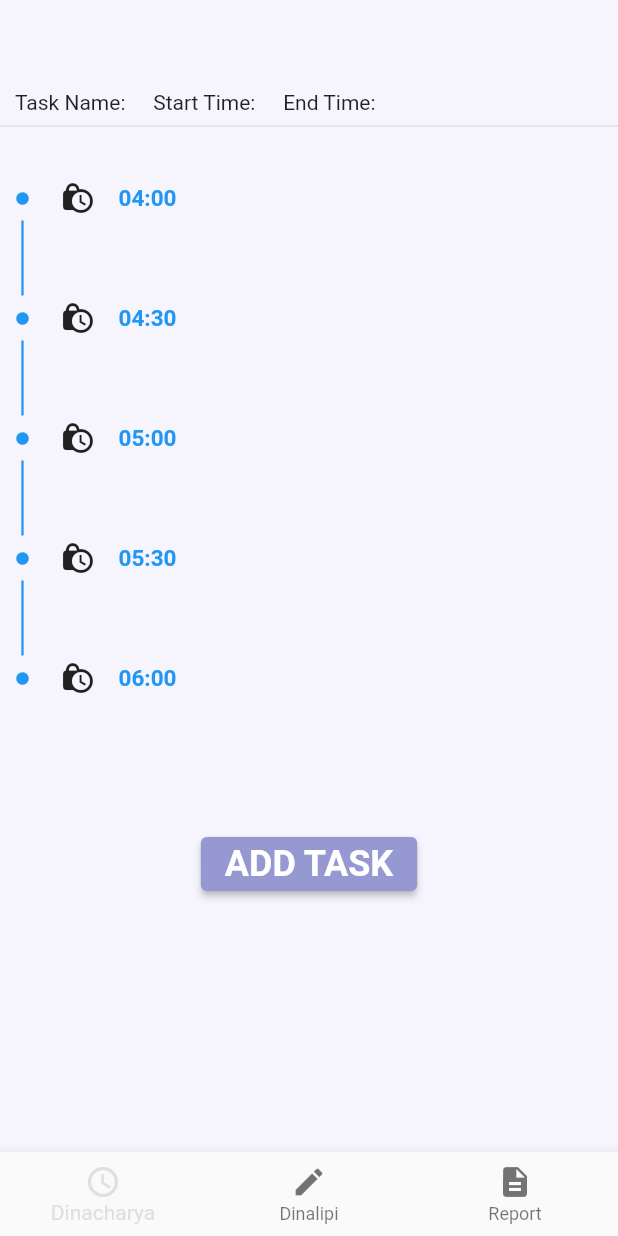
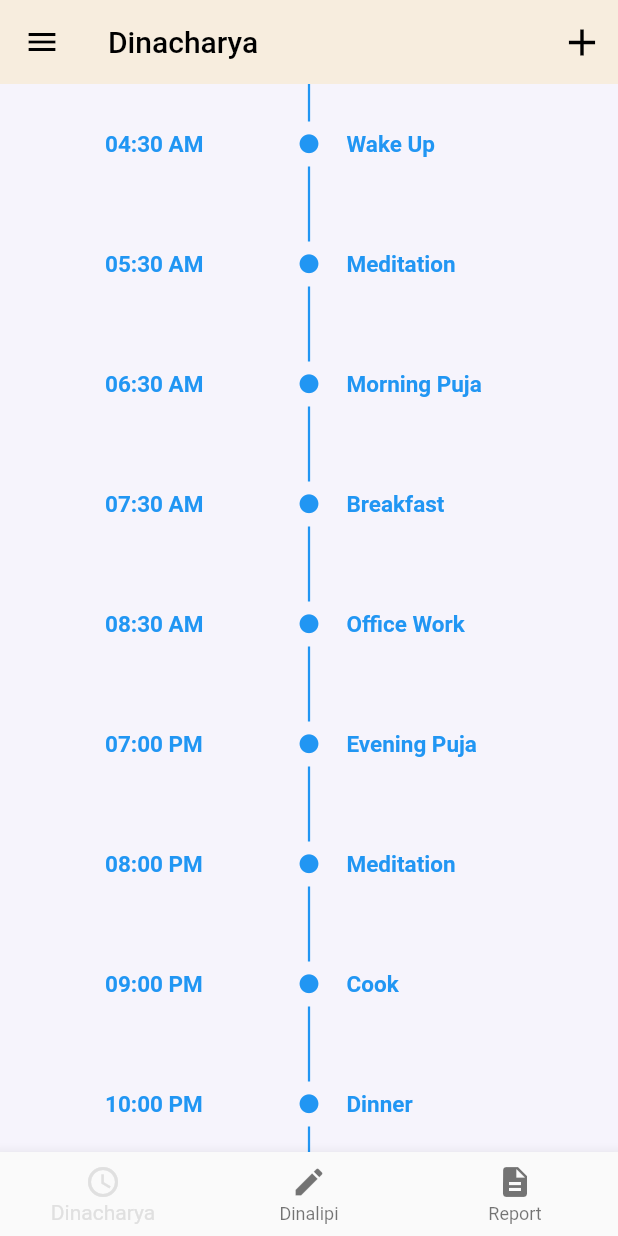
Before and after one commit to tnsmobilesolutions/dinalipi, a Flutter app: the screen it shows after launch, on a phone screen of 412 x 824 dp. Run offline on Flutter 3.47's test engine with Material 2 defaults, Android fonts, the light colour scheme and no system bars; drawn by our look-alikes of avatar_glow, timeline_tile; our stand-ins replace sqflite; accounts and stored records are empty.

Commit message:
TIMELINE TILE DATA ADDED

```diff
--- a/lib/presentation/screens/dinacharya/dinacharya_screen.dart
+++ b/lib/presentation/screens/dinacharya/dinacharya_screen.dart
@@ -13,47 +13,92 @@ class DinacharyaScreen extends StatefulWidget {
 class _DinacharyaScreenState extends State<DinacharyaScreen> {
   @override
   Widget build(BuildContext context) {
-    return Container(
+    return Scaffold(
+      appBar: AppBar(
+        elevation: 0,
+        backgroundColor: Color.fromARGB(255, 247, 237, 222),
+        title: Text(
+          'Dinacharya',
+          style: TextStyle(
+            color: Colors.black,
+          ),
+        ),
+        leading: IconButton(
+          onPressed: () {},
+          icon: Icon(Icons.menu),
+          color: Colors.black,
+        ),
+        actions: [
+          IconButton(
+            onPressed: () {
+              Navigator.push(context, MaterialPageRoute(builder: (context) {
+                return AddTaskPage();
+              }));
+            },
+            icon: Icon(
+              Icons.add,
+              size: 30,
+            ),
+            color: Colors.black,
+          ),
+        ],
+      ),
+      body: Container(
+        child: SingleChildScrollView(
           child: Column(
             mainAxisAlignment: MainAxisAlignment.start,
             children: [
-          SizedBox(
-            height: 60,
-          ),
-          Padding(
-            padding: const EdgeInsets.symmetric(
-              horizontal: 10,
-            ),
-            child: Row(
-              children: [
-                Text('Task Name: '),
-                SizedBox(width: 15),
-                Text('Start Time: '),
-                SizedBox(width: 15),
-                Text('End Time: '),
+              timelineTile('04:30 AM', 'Wake Up'),
+              timeline2('05:30 AM', 'Meditation'),
+              timelineTile('06:30 AM', 'Morning Puja'),
+              timeline2('07:30 AM', 'Breakfast'),
+              timelineTile('08:30 AM', 'Office Work'),
+              timeline2('07:00 PM', 'Evening Puja'),
+              timelineTile('08:00 PM', 'Meditation'),
+              timeline2('09:00 PM', 'Cook'),
+              timelineTile('10:00 PM', 'Dinner'),
+              timeline2('10:30 PM', 'Swadhyaya'),
+              timelineTile('11:00 PM', 'Sleep'),
             ],
           ),
         ),
-          Divider(),
-          TimelineTile(
+      ),
+    );
+  }
+
+  TimelineTile timeline2(String text1, String text2) {
+    return TimelineTile(
+      alignment: TimelineAlign.center,
+      lineXY: 0.2,
       indicatorStyle: IndicatorStyle(
         indicator: AvatarGlow(
           endRadius: 90,
-                glowColor: Colors.blue,
-                duration: Duration(milliseconds: 2000),
-                repeat: true,
-                showTwoGlows: true,
-                repeatPauseDuration: Duration(milliseconds: 100),
           child: Icon(
             Icons.circle_rounded,
             color: Colors.blue,
-                  size: 10,
+            size: 15,
           ),
         ),
         padding: EdgeInsets.all(5),
       ),
       beforeLineStyle: LineStyle(color: Colors.blue, thickness: 1.5),
-            isFirst: true,
+      isFirst: false,
+      startChild: Padding(
+        padding: const EdgeInsets.only(left: 70),
+        child: Row(
+          mainAxisAlignment: MainAxisAlignment.start,
+          children: [
+            Text(
+              text1,
+              style: TextStyle(
+                fontWeight: FontWeight.bold,
+                fontSize: 15,
+                color: Colors.blue,
+              ),
+            ),
+          ],
+        ),
+      ),
       endChild: SizedBox(
         height: 80,
         width: 100,
@@ -62,10 +107,8 @@ class _DinacharyaScreenState extends State<DinacharyaScreen> {
           child: Row(
             mainAxisAlignment: MainAxisAlignment.start,
             children: [
-                    Icon(Icons.lock_clock),
-                    SizedBox(width: 15),
               Text(
-                      '04:00',
+                text2,
                 style: TextStyle(
                   fontWeight: FontWeight.bold,
                   fontSize: 15,
@@ -76,26 +119,41 @@ class _DinacharyaScreenState extends State<DinacharyaScreen> {
           ),
         ),
       ),
-          ),
-          TimelineTile(
+    );
+  }
+
+  TimelineTile timelineTile(String text1, String text2) {
+    return TimelineTile(
+      alignment: TimelineAlign.center,
       indicatorStyle: IndicatorStyle(
         indicator: AvatarGlow(
           endRadius: 90,
-                glowColor: Colors.blue,
-                duration: Duration(milliseconds: 2000),
-                repeat: true,
-                showTwoGlows: true,
-                repeatPauseDuration: Duration(milliseconds: 100),
           child: Icon(
             Icons.circle_rounded,
             color: Colors.blue,
-                  size: 10,
+            size: 15,
           ),
         ),
         padding: EdgeInsets.all(5),
       ),
       beforeLineStyle: LineStyle(color: Colors.blue, thickness: 1.5),
       isFirst: false,
+      startChild: Padding(
+        padding: const EdgeInsets.only(left: 70),
+        child: Row(
+          mainAxisAlignment: MainAxisAlignment.start,
+          children: [
+            Text(
+              text1,
+              style: TextStyle(
+                fontWeight: FontWeight.bold,
+                fontSize: 15,
+                color: Colors.blue,
+              ),
+            ),
+          ],
+        ),
+      ),
       endChild: SizedBox(
         height: 80,
         width: 100,
@@ -104,10 +162,8 @@ class _DinacharyaScreenState extends State<DinacharyaScreen> {
           child: Row(
             mainAxisAlignment: MainAxisAlignment.start,
             children: [
-                    Icon(Icons.lock_clock),
-                    SizedBox(width: 15),
               Text(
-                      '04:30',
+                text2,
                 style: TextStyle(
                   fontWeight: FontWeight.bold,
                   fontSize: 15,
@@ -118,168 +174,6 @@ class _DinacharyaScreenState extends State<DinacharyaScreen> {
           ),
         ),
       ),
-          ),
-          TimelineTile(
-            indicatorStyle: IndicatorStyle(
-              indicator: AvatarGlow(
-                endRadius: 90,
-                glowColor: Colors.blue,
-                duration: Duration(milliseconds: 2000),
-                repeat: true,
-                showTwoGlows: true,
-                repeatPauseDuration: Duration(milliseconds: 100),
-                child: Icon(
-                  Icons.circle_rounded,
-                  color: Colors.blue,
-                  size: 10,
-                ),
-              ),
-              padding: EdgeInsets.all(5),
-            ),
-            beforeLineStyle: LineStyle(color: Colors.blue, thickness: 1.5),
-            isFirst: false,
-            endChild: SizedBox(
-              height: 80,
-              width: 100,
-              child: Padding(
-                padding: const EdgeInsets.only(left: 10),
-                child: Row(
-                  mainAxisAlignment: MainAxisAlignment.start,
-                  children: [
-                    Icon(Icons.lock_clock),
-                    SizedBox(width: 15),
-                    Text(
-                      '05:00',
-                      style: TextStyle(
-                        fontWeight: FontWeight.bold,
-                        fontSize: 15,
-                        color: Colors.blue,
-                      ),
-                    ),
-                  ],
-                ),
-              ),
-            ),
-          ),
-          TimelineTile(
-            indicatorStyle: IndicatorStyle(
-              indicator: AvatarGlow(
-                endRadius: 90,
-                glowColor: Colors.blue,
-                duration: Duration(milliseconds: 2000),
-                repeat: true,
-                showTwoGlows: true,
-                repeatPauseDuration: Duration(milliseconds: 100),
-                child: Icon(
-                  Icons.circle_rounded,
-                  color: Colors.blue,
-                  size: 10,
-                ),
-              ),
-              padding: EdgeInsets.all(5),
-            ),
-            beforeLineStyle: LineStyle(color: Colors.blue, thickness: 1.5),
-            isFirst: false,
-            endChild: SizedBox(
-              height: 80,
-              width: 100,
-              child: Padding(
-                padding: const EdgeInsets.only(left: 10),
-                child: Row(
-                  mainAxisAlignment: MainAxisAlignment.start,
-                  children: [
-                    Icon(Icons.lock_clock),
-                    SizedBox(width: 15),
-                    Text(
-                      '05:30',
-                      style: TextStyle(
-                        fontWeight: FontWeight.bold,
-                        fontSize: 15,
-                        color: Colors.blue,
-                      ),
-                    ),
-                  ],
-                ),
-              ),
-            ),
-          ),
-          TimelineTile(
-            indicatorStyle: IndicatorStyle(
-              indicator: AvatarGlow(
-                endRadius: 90,
-                glowColor: Colors.blue,
-                duration: Duration(milliseconds: 2000),
-                repeat: true,
-                showTwoGlows: true,
-                repeatPauseDuration: Duration(milliseconds: 100),
-                child: Icon(
-                  Icons.circle_rounded,
-                  color: Colors.blue,
-                  size: 10,
-                ),
-              ),
-              padding: EdgeInsets.all(5),
-            ),
-            beforeLineStyle: LineStyle(color: Colors.blue, thickness: 1.5),
-            isFirst: false,
-            isLast: true,
-            endChild: SizedBox(
-              height: 80,
-              width: 100,
-              child: Padding(
-                padding: const EdgeInsets.only(left: 10),
-                child: Row(
-                  mainAxisAlignment: MainAxisAlignment.start,
-                  children: [
-                    Icon(Icons.lock_clock),
-                    SizedBox(width: 15),
-                    Text(
-                      '06:00',
-                      style: TextStyle(
-                        fontWeight: FontWeight.bold,
-                        fontSize: 15,
-                        color: Colors.blue,
-                      ),
-                    ),
-                  ],
-                ),
-              ),
-            ),
-          ),
-          // Timeline.tileBuilder(
-          //   builder: TimelineTileBuilder.fromStyle(
-          //     contentsAlign: ContentsAlign.alternating,
-          //     contentsBuilder: (context, index) => Padding(
-          //       padding: const EdgeInsets.all(24.0),
-          //       child: Text('Timeline Event $index'),
-          //     ),
-          //     itemCount: 10,
-          //   ),
-          // ),
-          SizedBox(height: 50),
-          Padding(
-            padding: const EdgeInsets.all(10.0),
-            child: Column(
-              children: [
-                ElevatedButton(
-                  child: Text(
-                    "ADD TASK",
-                    style:
-                        TextStyle(fontSize: 24.0, fontWeight: FontWeight.w700),
-                  ),
-                  onPressed: () {
-                    AddTaskPage();
-                  },
-                  style: ElevatedButton.styleFrom(
-                    foregroundColor: Colors.white,
-                    backgroundColor: Color(0xff9598D1),
-                  ),
-                ),
-              ],
-            ),
-          ),
-        ],
-      ),
     );
   }
 }
```
Lines whose indentation alone changed are shown as unchanged.
